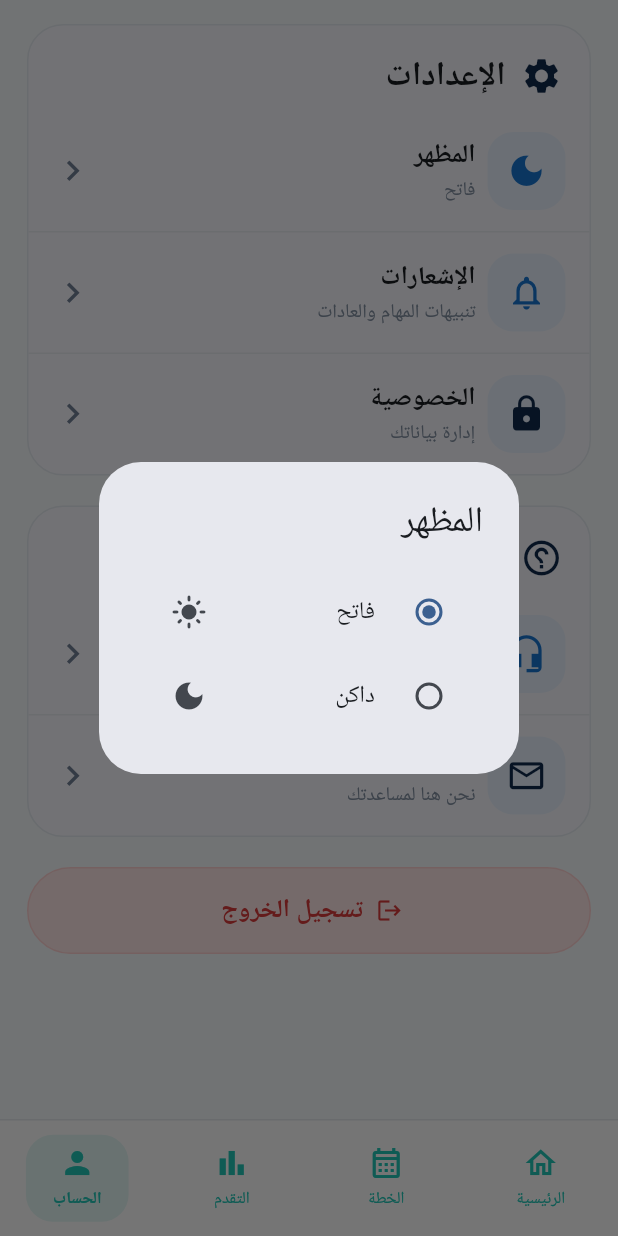
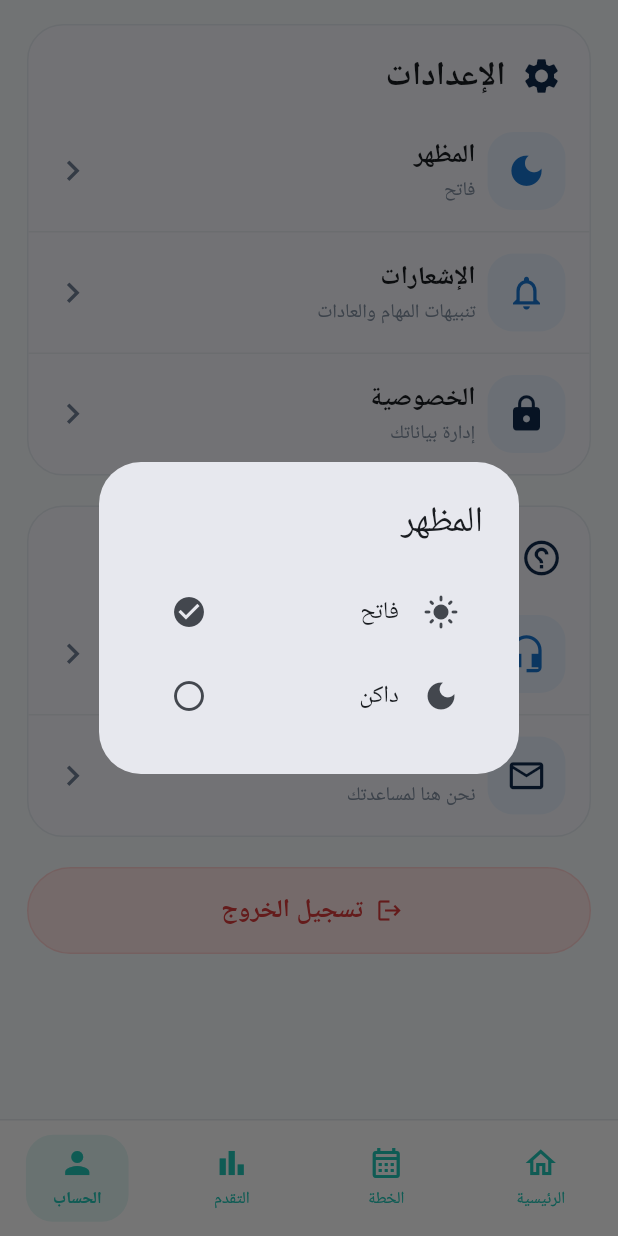
Before and after one commit to hosenovr-ship-it/flumea, a Flutter app: the AccountScreen screen opened directly, scrolled down 280 dp, after a tap on "المظهر", on a phone screen of 412 x 824 dp. Run offline on Flutter 3.47's test engine with Material 3 defaults, Android fonts, the phone set to English and light mode, and no system bars; our stand-ins replace font_awesome_flutter, image_picker, shared_preferences, supabase_flutter; accounts and stored records are empty.

Commit message:
Add files via upload

```diff
--- a/lib/account_screen.dart
+++ b/lib/account_screen.dart
@@ -18,7 +18,6 @@ class _AccountScreenState extends State<AccountScreen> {
   static const Color navy = Color(0xFF102A4C);
   static const Color blue = Color(0xFF1976D2);
   static const Color lightBlue = Color(0xFFEAF3FF);
-  static const Color background = Color(0xFFF7FAFC);
 
   final SupabaseClient _supabase = Supabase.instance.client;
   final ImagePicker _imagePicker = ImagePicker();
@@ -321,27 +320,25 @@ class _AccountScreenState extends State<AccountScreen> {
             content: Column(
               mainAxisSize: MainAxisSize.min,
               children: [
-                RadioListTile<ThemeMode>(
-                  value: ThemeMode.light,
-                  groupValue: currentMode,
+                ListTile(
+                  leading: const Icon(Icons.light_mode),
                   title: const Text('فاتح'),
-                  secondary: const Icon(Icons.light_mode),
-                  onChanged: (value) {
-                    if (value != null) {
-                      Navigator.of(dialogContext).pop(value);
-                    }
-                  },
+                  trailing: Icon(
+                    currentMode == ThemeMode.light
+                        ? Icons.check_circle
+                        : Icons.radio_button_unchecked,
+                  ),
+                  onTap: () => Navigator.of(dialogContext).pop(ThemeMode.light),
                 ),
-                RadioListTile<ThemeMode>(
-                  value: ThemeMode.dark,
-                  groupValue: currentMode,
+                ListTile(
+                  leading: const Icon(Icons.dark_mode),
                   title: const Text('داكن'),
-                  secondary: const Icon(Icons.dark_mode),
-                  onChanged: (value) {
-                    if (value != null) {
-                      Navigator.of(dialogContext).pop(value);
-                    }
-                  },
+                  trailing: Icon(
+                    currentMode == ThemeMode.dark
+                        ? Icons.check_circle
+                        : Icons.radio_button_unchecked,
+                  ),
+                  onTap: () => Navigator.of(dialogContext).pop(ThemeMode.dark),
                 ),
               ],
             ),
```
